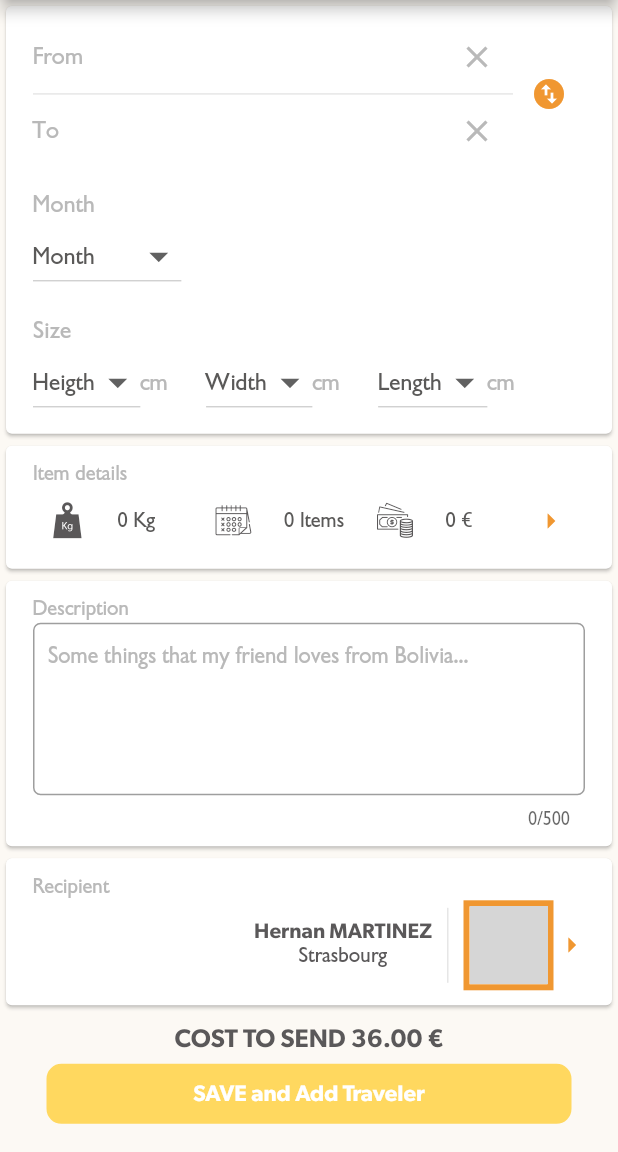
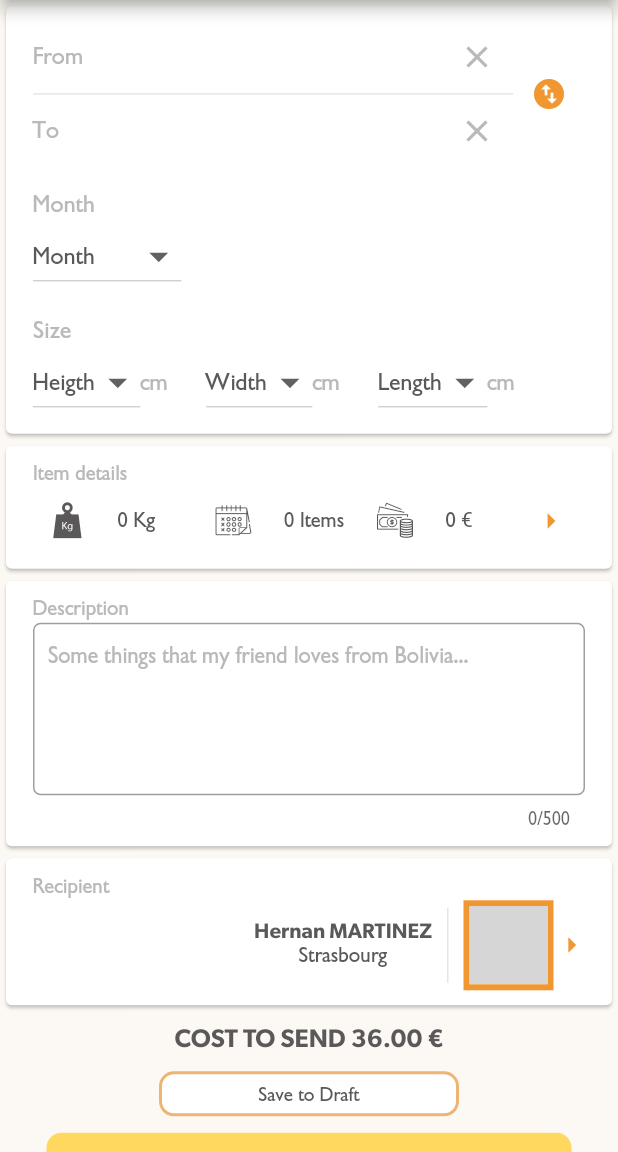
Before and after one commit to tsinvari/qepi_app2, a Flutter app: the CreateParcel screen opened directly, on a phone screen of 412 x 824 dp, the part 84-1236 px from its top. Run offline on Flutter 3.47's test engine with Material 2 defaults, Android fonts, the light colour scheme and no system bars; network calls fail; grey boxes are pictures that could not be loaded.

Commit message:
adding new screeens

```diff
--- a/lib/create_parcel.dart
+++ b/lib/create_parcel.dart
@@ -1,5 +1,6 @@
 import 'package:flutter/material.dart';
 import './item_details.dart';
+import './create_parcel_add_traveler.dart';
 import 'dart:async';
 import './my_parcels.dart';
 import './globals.dart' as globals;
@@ -326,15 +327,6 @@ class Create_Parcel extends State<CreateParcel>{
                             new Icon(const IconData(0xe806, fontFamily: "QepiIcons"), color: const Color(0xFF5a5859),),
                             new Text(itemvalues[2].toString()+" €     ", style: new TextStyle(fontSize: 14.0,color: const Color(0xFF5A5958),),),
                             new Icon(Icons.arrow_right, color: const Color(0xFFF09731),),
-                            /*new IconButton(icon: new Icon(Icons.arrow_right, color: const Color(0xFFF09731),),
-                              onPressed: () async {
-                              final result = await Navigator.push(context, MaterialPageRoute(builder: (context) => ItemDetails()));
-                              if (result != null)
-                                setState(() {
-                                  itemvalues.removeRange(0, 2);
-                                  itemvalues = result;
-                                });
-                              },),*/
                           ],
                         ),
                     ),
@@ -449,15 +441,14 @@ class Create_Parcel extends State<CreateParcel>{
               ),
             ),
             new Container(
-              padding: const EdgeInsets.only(bottom: 10.0, top: 5.0),
+              padding: const EdgeInsets.only( top: 10.0),
               child: new Center(
                 child: new Container(
                   padding: const EdgeInsets.symmetric(horizontal: 2.0, vertical: 3.0),
                   child: new Material(
                     child: new InkWell(
                       onTap: (){
-
-                       setState(() {
+                        setState(() {
                          ParcelDet['to'].add(toController.text);
                          ParcelDet['from'].add(fromController.text);
                          ParcelDet['peso'].add(itemvalues[0]);
@@ -474,8 +465,48 @@ class Create_Parcel extends State<CreateParcel>{
                       // parcelDescController.text = globals.allIn.toString() ;
                         Navigator.pop(context);
                       // Navigator.push(context, MaterialPageRoute(builder: (context) => Parcels()));
-
-
+                      },
+                      child: new Container(
+                        width: 200.0,
+                        height: 30.0,
+                        decoration: new BoxDecoration(
+                          color: const Color(0xFFFFFFFF),
+                          /*gradient: new LinearGradient(
+                            begin: Alignment.topRight,
+                            end: Alignment.bottomLeft,
+                            colors: [
+                              const Color(0xFFffd85f),
+                              const Color(0xFFffd85f),
+                            ],
+                          ),*/
+                          border: new Border.all(color: const Color(0xFFEEB473), width: 2.0),
+                          borderRadius: new BorderRadius.circular(10.0),
+                        ),
+                        child: new Center(
+                          child: new Text('Save to Draft',
+                            style: new TextStyle(
+                                fontSize: 13.0,
+                                fontWeight: FontWeight.normal,
+                                fontFamily: "Gibson",
+                                color: const Color(0xFF5a5859)),),
+                        ),
+                      ),
+                    ),
+                    color: Colors.transparent,
+                  ),
+                  //color: const Color(0xFFF09731),
+                ),
+              ),
+            ),
+            new Container(
+              padding: const EdgeInsets.only(bottom: 10.0, top: 5.0),
+              child: new Center(
+                child: new Container(
+                  padding: const EdgeInsets.symmetric(horizontal: 2.0, vertical: 3.0),
+                  child: new Material(
+                    child: new InkWell(
+                      onTap: (){
+                        Navigator.push(context, MaterialPageRoute(builder: (context) => CreateParcelAddTraveler()));
                       },
                       child: new Container(
                         width: 350.0,
```
Also changed, not shown: lib/create_parcel_add_traveler.dart (added, +189 -0 lines), lib/search_traveller.dart (+6 -12 lines), lib/sendRequestToTraveler.dart (added, +56 -0 lines).
